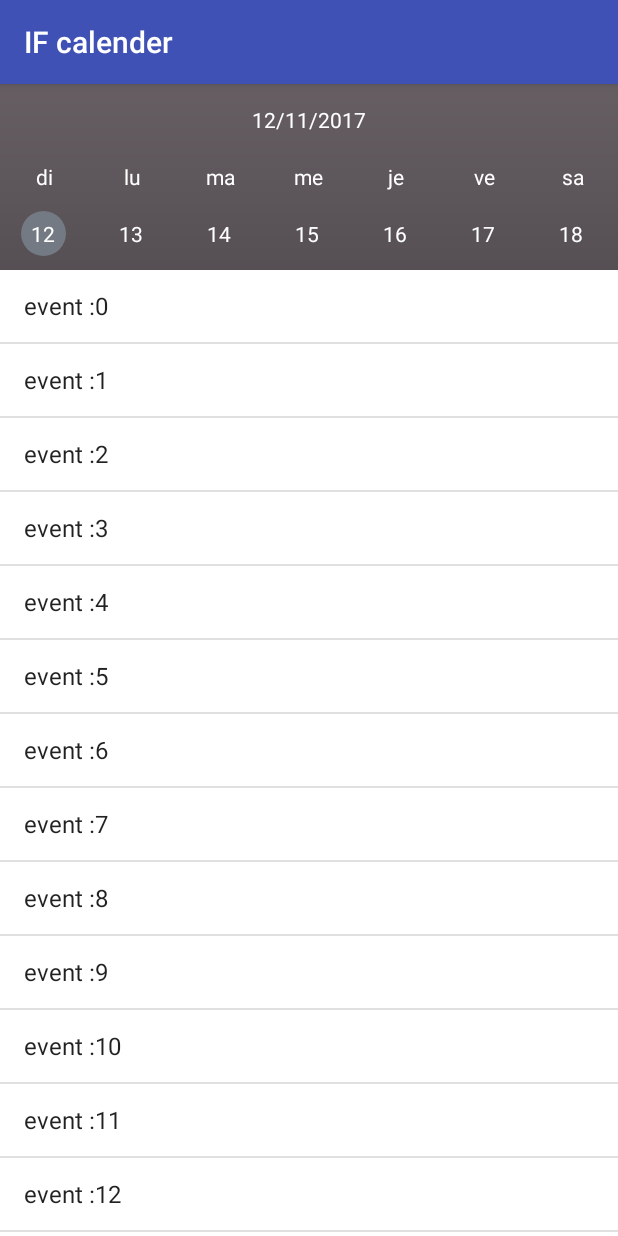
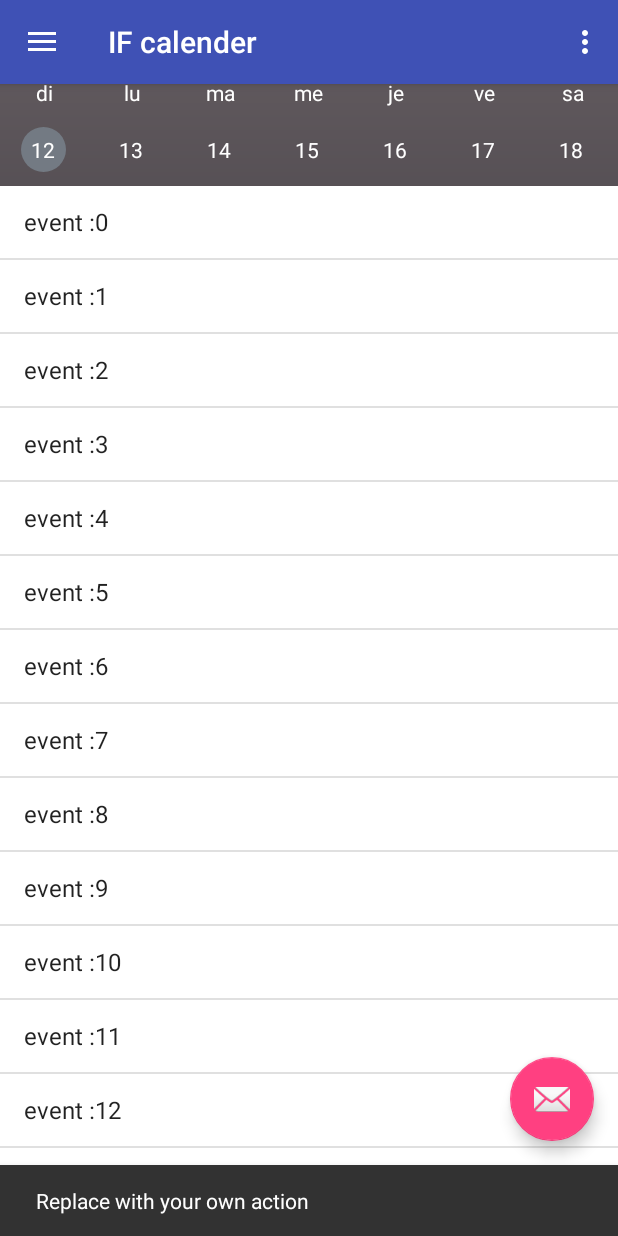
Before and after one commit to sky9611/Android_calender, an Android app: the CalendarActivity screen opened directly, with no data from a screen before it, after a tap on "12", on a phone screen of 412 x 824 dp. Run offline under Robolectric (Android 15) with nearby library versions, the phone set to English and light mode, and no system bars; our stand-ins replace ButterKnife; plain views replace ScrollerLayout; 1 other tap on this screen came first.

Commit message:
integration calendar and menu

```diff
--- a/calenderDemo/app/build.gradle
+++ b/calenderDemo/app/build.gradle
@@ -1,7 +1,7 @@
 apply plugin: 'com.android.application'
 
 android {
-    compileSdkVersion 27
+    compileSdkVersion 26
     defaultConfig {
         applicationId "com.example.wth.test"
         minSdkVersion 24
@@ -22,7 +22,7 @@ android {
         sourceCompatibility JavaVersion.VERSION_1_7
         targetCompatibility JavaVersion.VERSION_1_7
     }
-    buildToolsVersion '27.0.1'
+    //buildToolsVersion '26.1.0'
 }
 
 dependencies {
--- a/calenderDemo/app/src/main/AndroidManifest.xml
+++ b/calenderDemo/app/src/main/AndroidManifest.xml
@@ -34,7 +34,8 @@
         <!-- </intent-filter> -->
         <!-- </activity> -->
         <activity android:name=".CreationEventActivity" />
-        <activity android:name=".CalendarActivity" />
+        <activity android:name=".CalendarActivity"
+            android:theme="@style/AppTheme.NoActionBar" />
         <activity
             android:name=".MenuActivity"
             android:label="@string/title_activity_menu"
--- a/calenderDemo/app/src/main/java/com/example/wth/application/CalendarActivity.java
+++ b/calenderDemo/app/src/main/java/com/example/wth/application/CalendarActivity.java
@@ -1,8 +1,18 @@
 package com.example.wth.application;
 
+import android.content.Intent;
 import android.os.Bundle;
+import android.support.design.widget.FloatingActionButton;
+import android.support.design.widget.NavigationView;
+import android.support.design.widget.Snackbar;
+import android.support.v4.view.GravityCompat;
+import android.support.v4.widget.DrawerLayout;
+import android.support.v7.app.ActionBarDrawerToggle;
 import android.support.v7.app.AppCompatActivity;
+import android.support.v7.widget.Toolbar;
 import android.view.LayoutInflater;
+import android.view.Menu;
+import android.view.MenuItem;
 import android.view.View;
 import android.view.ViewGroup;
 import android.widget.BaseAdapter;
@@ -17,7 +27,7 @@ import butterknife.ButterKnife;
 import static com.example.wth.application.Utils.px;
 
 
-public class CalendarActivity extends AppCompatActivity {
+public class CalendarActivity extends AppCompatActivity implements NavigationView.OnNavigationItemSelectedListener{
 
     @BindView(R.id.calendarDateView)
     CalendarDateView mCalendarDateView;
@@ -26,11 +36,42 @@ public class CalendarActivity extends AppCompatActivity {
     @BindView(R.id.title)
     TextView mTitle;
 
+    private FloatingActionButton fab;
+    private Toolbar toolbar;
+    private DrawerLayout drawer;
+    private ActionBarDrawerToggle toggle;
+    private NavigationView navigationView;
+
+    private void initView() {
+        fab = findViewById(R.id.fab);
+        toolbar = findViewById(R.id.toolbar);
+        drawer = findViewById(R.id.drawer_layout);
+        navigationView = findViewById(R.id.nav_view);
+    }
+
     @Override
     protected void onCreate(Bundle savedInstanceState) {
         super.onCreate(savedInstanceState);
         setContentView(R.layout.activity_main);
         ButterKnife.bind(this);
+
+        initView();
+        //Menu Part
+        setSupportActionBar(toolbar);
+        fab.setOnClickListener(new View.OnClickListener() {
+            @Override
+            public void onClick(View view) {
+                Snackbar.make(view, "Replace with your own action", Snackbar.LENGTH_LONG)
+                        .setAction("Action", null).show();
+            }
+        });
+
+        toggle = new ActionBarDrawerToggle(
+                this, drawer, toolbar, R.string.navigation_drawer_open, R.string.navigation_drawer_close);
+        drawer.addDrawerListener(toggle);
+        toggle.syncState();
+
+        navigationView.setNavigationItemSelectedListener(this);
 
         mCalendarDateView.setAdapter(new CaledarAdapter() {
             @Override
@@ -98,6 +139,72 @@ public class CalendarActivity extends AppCompatActivity {
 
     }
 
+    public void onBackPressed() {
+        DrawerLayout drawer = (DrawerLayout) findViewById(R.id.drawer_layout);
+        if (drawer.isDrawerOpen(GravityCompat.START)) {
+            drawer.closeDrawer(GravityCompat.START);
+        } else {
+            super.onBackPressed();
+        }
+    }
+
+    @Override
+    public boolean onCreateOptionsMenu(Menu menu) {
+        // Inflate the menu; this adds items to the action bar if it is present.
+        getMenuInflater().inflate(R.menu.menu, menu);
+        return true;
+    }
+
+    @Override
+    public boolean onOptionsItemSelected(MenuItem item) {
+        // Handle action bar item clicks here. The action bar will
+        // automatically handle clicks on the Home/Up button, so long
+        // as you specify a parent activity in AndroidManifest.xml.
+        int id = item.getItemId();
+
+        //noinspection SimplifiableIfStatement
+        if (id == R.id.action_settings) {
+            return true;
+        }
+
+        return super.onOptionsItemSelected(item);
+    }
+
+    @SuppressWarnings("StatementWithEmptyBody")
+    @Override
+    public boolean onNavigationItemSelected(MenuItem item) {
+        // Handle navigation view item clicks here.
+        int id = item.getItemId();
+
+        if (id == R.id.nav_camera) {
+            // Handle the camera action
+        } else if (id == R.id.nav_gallery) {
+
+        } else if (id == R.id.nav_slideshow) {
+
+        } else if (id == R.id.nav_manage) {
+
+        } else if (id == R.id.nav_groupes) {
+            System.out.println("Click on groupes");
+            Intent intent=new Intent(CalendarActivity.this,EventDetailActivity.class);
+            startActivity(intent);
+        } else if (id == R.id.nav_options) {
+            Intent intent=new Intent(CalendarActivity.this,SettingsActivity.class);
+            startActivity(intent);
+        } else if (id == R.id.nav_deconnexion) {
+            Intent intent=new Intent(CalendarActivity.this,LoginActivity.class);
+            startActivity(intent);
+        } else if (id == R.id.nav_share) {
+
+        } else if (id == R.id.nav_send) {
+
+        }
+
+        DrawerLayout drawer = (DrawerLayout) findViewById(R.id.drawer_layout);
+        drawer.closeDrawer(GravityCompat.START);
+        return true;
+    }
+
     private String getDisPlayNumber(int num) {
         return num < 10 ? "0" + num : "" + num;
     }
--- a/calenderDemo/app/src/main/res/layout/activity_calendar.xml
+++ b/calenderDemo/app/src/main/res/layout/activity_calendar.xml
@@ -1,4 +1,6 @@
 <?xml version="1.0" encoding="utf-8"?>
+
+
     <RelativeLayout xmlns:android="http://schemas.android.com/apk/res/android"
 
 
--- a/calenderDemo/app/src/main/res/layout/activity_main.xml
+++ b/calenderDemo/app/src/main/res/layout/activity_main.xml
@@ -1,4 +1,13 @@
 <?xml version="1.0" encoding="utf-8"?>
+<android.support.v4.widget.DrawerLayout xmlns:android="http://schemas.android.com/apk/res/android"
+    xmlns:app="http://schemas.android.com/apk/res-auto"
+    xmlns:tools="http://schemas.android.com/tools"
+    android:id="@+id/drawer_layout"
+    android:layout_width="match_parent"
+    android:layout_height="match_parent"
+    android:fitsSystemWindows="true"
+    tools:openDrawer="start">
+
     <LinearLayout
         xmlns:android="http://schemas.android.com/apk/res/android"
         xmlns:app="http://schemas.android.com/apk/res-auto"
@@ -124,3 +133,18 @@
 
 
     </LinearLayout>
+    <include
+        layout="@layout/app_bar_menu"
+        android:layout_width="match_parent"
+        android:layout_height="match_parent" />
+
+    <android.support.design.widget.NavigationView
+        android:id="@+id/nav_view"
+        android:layout_width="wrap_content"
+        android:layout_height="match_parent"
+        android:layout_gravity="start"
+        android:fitsSystemWindows="true"
+        app:headerLayout="@layout/nav_header_menu"
+        app:menu="@menu/activity_menu_drawer" />
+
+</android.support.v4.widget.DrawerLayout>
```
Also changed, not shown: calenderDemo/app/src/main/res/layout/content_menu.xml (+15 -15 lines). Lines whose indentation alone changed are shown as unchanged.
